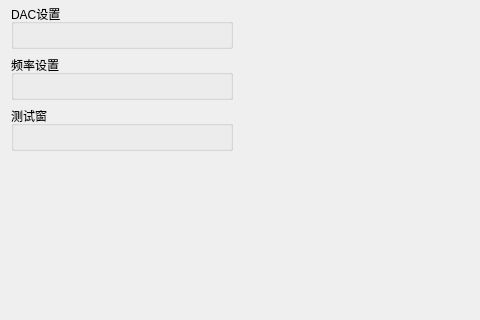
First picture: the form in trunk/soft/zebra-tester/mainwindow.ui, repository Quenii/ADCEVM-minor, before the edit; both pictures show x 0 to 480 and y 82 to 402 of the 660 by 402 pixel window.
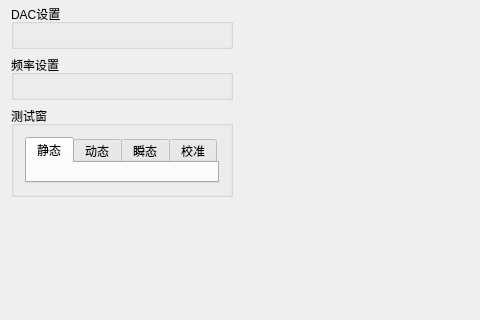
Second picture: the form after the edit. Icons and pictures are not drawn. Custom widgets are drawn as their Qt base class.

```diff
--- a/trunk/soft/zebra-tester/mainwindow.ui
+++ b/trunk/soft/zebra-tester/mainwindow.ui
@@ -76,7 +76,7 @@
    <property name="minimumSize">
     <size>
      <width>244</width>
-     <height>186</height>
+     <height>219</height>
     </size>
    </property>
    <property name="maximumSize">
@@ -130,7 +130,31 @@
        </property>
        <layout class="QGridLayout" name="gridLayout_4">
         <item row="0" column="0">
-         <widget class="QTestWidget" name="testWidget" native="true"/>
+         <widget class="QTabWidget" name="test">
+          <property name="currentIndex">
+           <number>0</number>
+          </property>
+          <widget class="QStaticTestWidget" name="staticTestWidget">
+           <attribute name="title">
+            <string>静态</string>
+           </attribute>
+          </widget>
+          <widget class="QDynamicTestWidget" name="dynamicTestWidget">
+           <attribute name="title">
+            <string>动态</string>
+           </attribute>
+          </widget>
+          <widget class="QInstTestWidget" name="instTestWidget">
+           <attribute name="title">
+            <string>瞬态</string>
+           </attribute>
+          </widget>
+          <widget class="QCalibrationWidget" name="calibrationWidget">
+           <attribute name="title">
+            <string>校准</string>
+           </attribute>
+          </widget>
+         </widget>
         </item>
        </layout>
       </widget>
@@ -243,9 +267,27 @@
    <container>1</container>
   </customwidget>
   <customwidget>
-   <class>QTestWidget</class>
+   <class>QStaticTestWidget</class>
    <extends>QWidget</extends>
-   <header>qtestwidget.h</header>
+   <header>qstatictestwidget.h</header>
+   <container>1</container>
+  </customwidget>
+  <customwidget>
+   <class>QDynamicTestWidget</class>
+   <extends>QWidget</extends>
+   <header>qdynamictestwidget.h</header>
+   <container>1</container>
+  </customwidget>
+  <customwidget>
+   <class>QInstTestWidget</class>
+   <extends>QWidget</extends>
+   <header>qinsttestwidget.h</header>
+   <container>1</container>
+  </customwidget>
+  <customwidget>
+   <class>QCalibrationWidget</class>
+   <extends>QWidget</extends>
+   <header>qcalibrationwidget.h</header>
    <container>1</container>
   </customwidget>
  </customwidgets>
```
